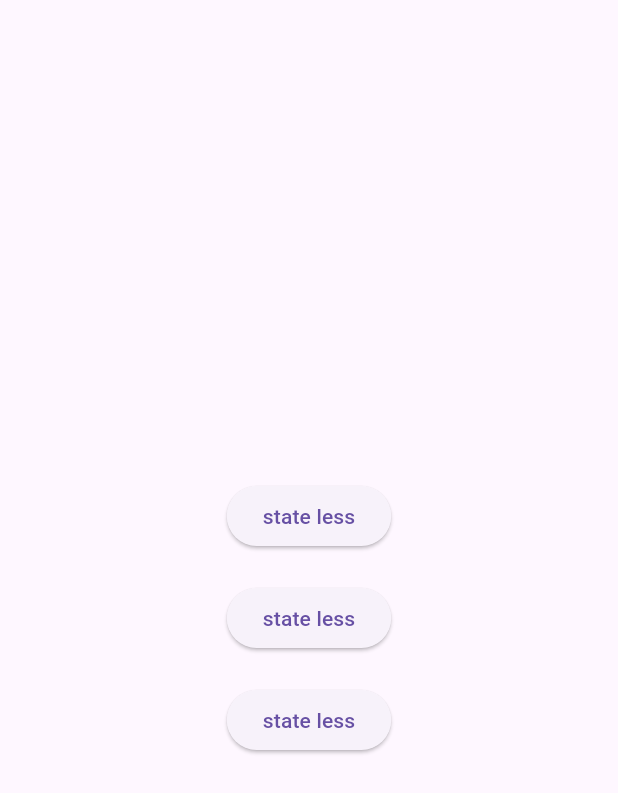
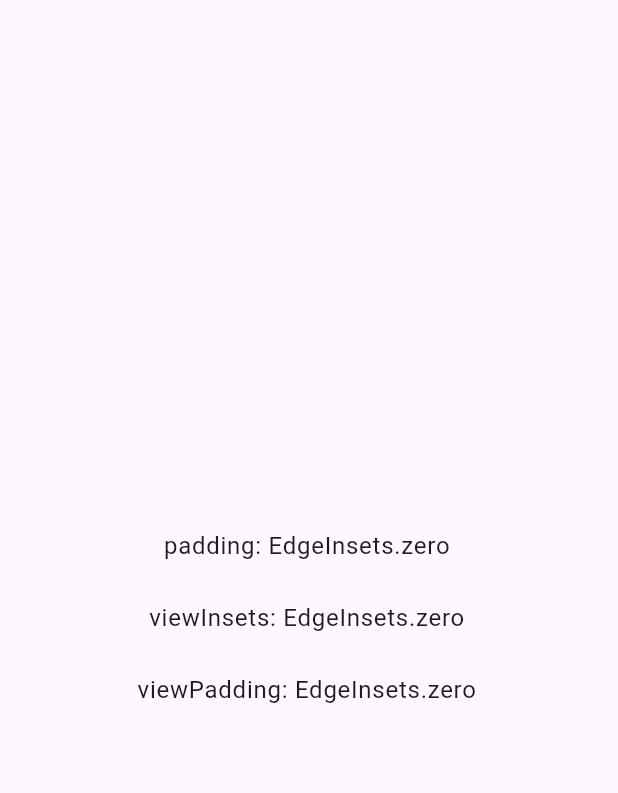
Before and after one commit to Miracle-Blue/learning_context, a Flutter app: the screen it shows after launch, on a phone screen of 412 x 824 dp. Shown: the top 793 px of the screen. Run offline on Flutter 3.47's test engine with Material 2 defaults, Android fonts, the phone set to English and light mode, and no system bars.

```diff
--- a/lib/example.dart
+++ b/lib/example.dart
@@ -1,53 +1,75 @@
-// ignore_for_file: prefer_const_constructors
-
 import 'package:flutter/material.dart';
-
 
 class HomePage extends StatefulWidget {
   const HomePage({super.key});
 
   @override
-  State<HomePage> createState() => HomePageState();
+  State<HomePage> createState() => _HomePageState();
 }
 
-class HomePageState extends State<HomePage> {
-  void tap() {
+class _HomePageState extends State<HomePage> {
+  late MediaQueryData  data;
+  final FocusNode f = FocusNode();
 
-    text2 = text1;
-    setState(() {});
+  @override
+  void didChangeDependencies() {
+    super.didChangeDependencies();
+    data = MediaQuery.of(context);
   }
 
-  String text1 = 'void func';
-  String text2 = 'state less';
+  @override
+  void dispose() {
+    f.dispose();
+    super.dispose();
+  }
 
   @override
   Widget build(BuildContext context) {
-    return Scaffold(
-      body: Center(
-        child: Column(
-          mainAxisAlignment: MainAxisAlignment.center,
-          children: [
-            ButtonStateless(),
-            const SizedBox(height: 20),
-            ButtonStateless(),
-            const SizedBox(height: 20),
-            const ButtonStateless(),
-          ],
+    return GestureDetector(
+      onTap: () {
+        if (f.hasFocus) {
+          FocusScope.of(context).unfocus();
+        } else {
+          FocusScope.of(context).requestFocus(f);
+        }
+      },
+      child: Scaffold(
+        body: Center(
+          child: Padding(
+            padding: const EdgeInsets.all(20.0),
+            child: Column(
+              mainAxisAlignment: MainAxisAlignment.center,
+              children: [
+                TextField(
+                  focusNode: f,
+                  controller: TextEditingController()..text = "padding: ${data.padding}",
+                  decoration: const InputDecoration(
+                    border: InputBorder.none,
+                  ),
+                  textAlign: TextAlign.center,
+                  showCursor: false,
+                ),
+                TextField(
+                  controller: TextEditingController()..text = "viewInsets: ${data.viewInsets}",
+                  decoration: const InputDecoration(
+                    border: InputBorder.none,
+                  ),
+                  textAlign: TextAlign.center,
+                  showCursor: false,
+                ),
+                TextField(
+                  controller: TextEditingController()..text = "viewPadding: ${data.viewPadding}",
+                  decoration: const InputDecoration(
+                    border: InputBorder.none,
+                  ),
+                  textAlign: TextAlign.center,
+                  showCursor: false,
+                ),
+              ],
+            ),
+          ),
         ),
       ),
     );
   }
 }
-
-class ButtonStateless extends StatelessWidget {
-  const ButtonStateless({super.key});
-
-  @override
-  Widget build(BuildContext context) {
-    final stateHomePage = context.findAncestorStateOfType<HomePageState>();
-    return ElevatedButton(
-      onPressed: () => stateHomePage?.tap(),
-      child: Text(stateHomePage?.text2 ?? ''),
-    );
-  }
-}
```
